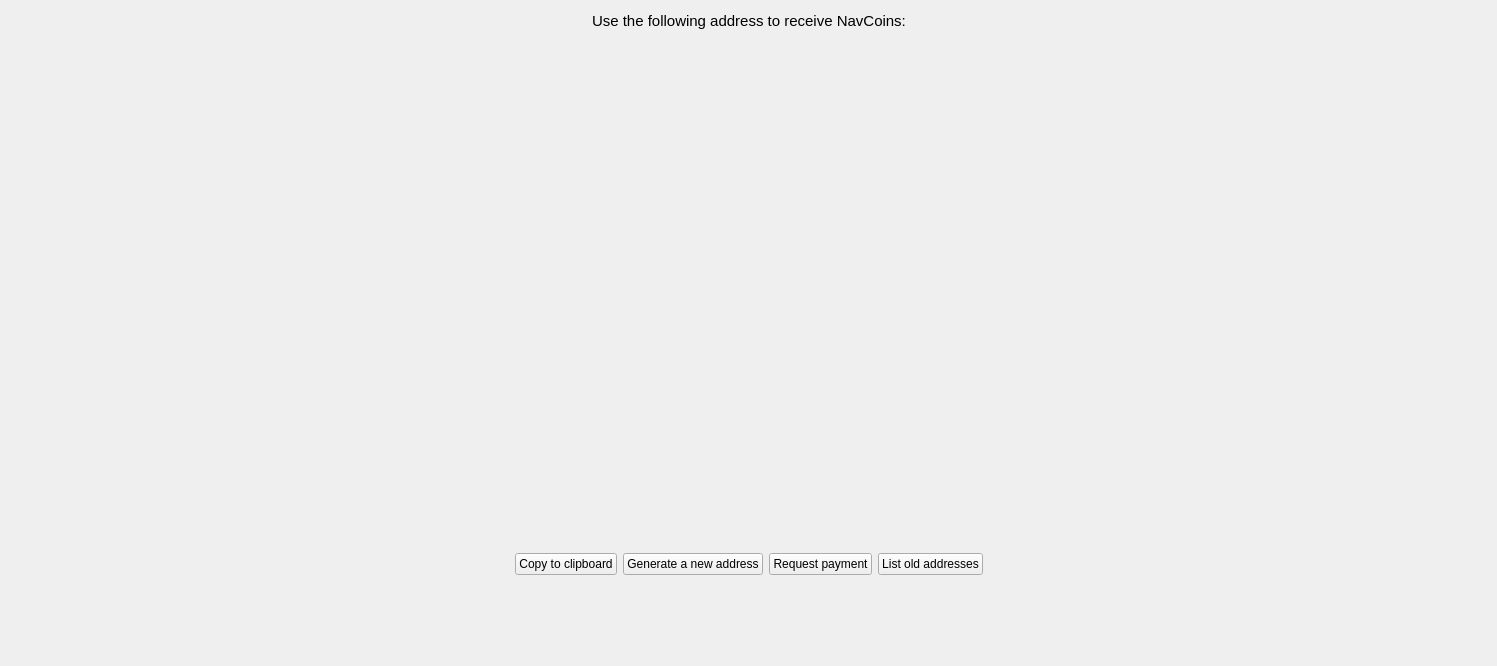
Above: src/qt/getaddresstoreceive.ui from navcoin/navcoin-core before the change. Below: the same form after it.
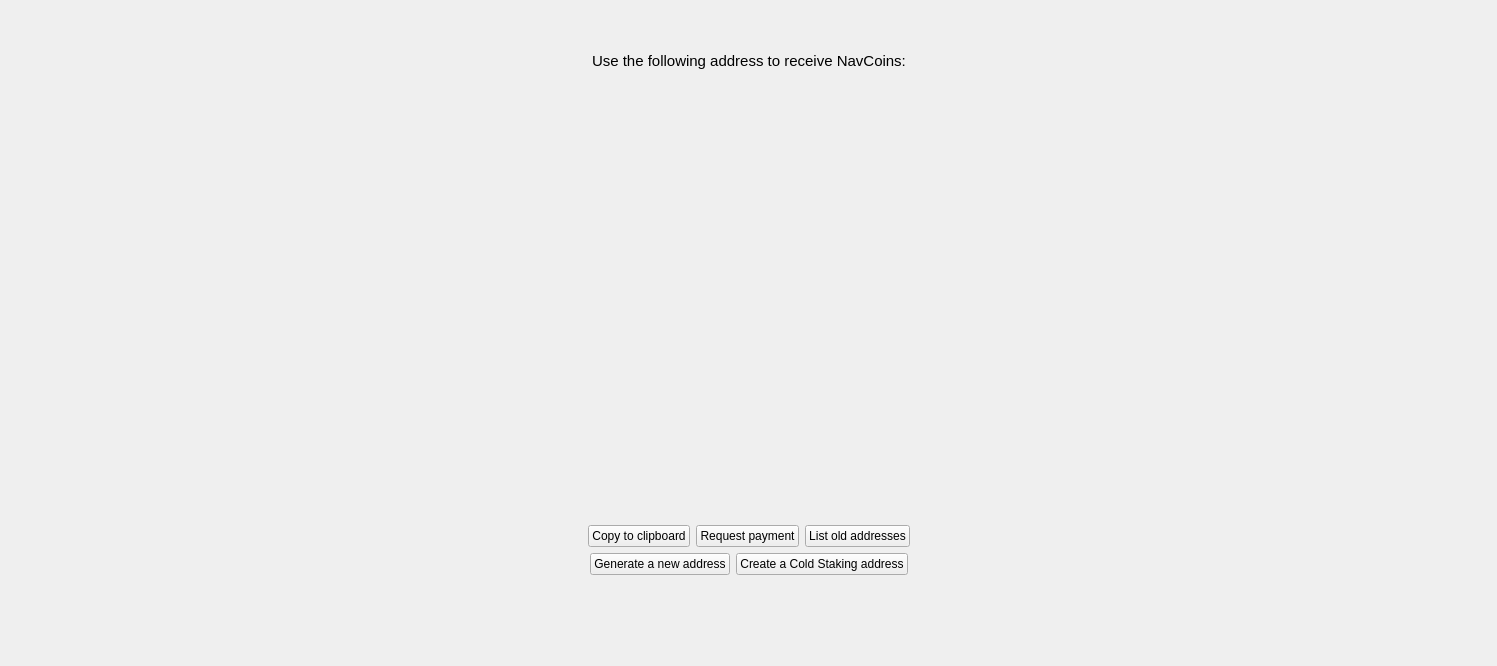
That is the form after the change. Custom widgets are drawn as their Qt base class.

Commit message: gui cold staking wizard

Patch:
```diff
--- a/src/qt/getaddresstoreceive.ui
+++ b/src/qt/getaddresstoreceive.ui
@@ -28,6 +28,22 @@
      <property name="sizeConstraint">
       <enum>QLayout::SetNoConstraint</enum>
      </property>
+     <item>
+      <spacer name="verticalSpacer">
+       <property name="orientation">
+        <enum>Qt::Vertical</enum>
+       </property>
+       <property name="sizeType">
+        <enum>QSizePolicy::Maximum</enum>
+       </property>
+       <property name="sizeHint" stdset="0">
+        <size>
+         <width>20</width>
+         <height>40</height>
+        </size>
+       </property>
+      </spacer>
+     </item>
      <item>
       <layout class="QHBoxLayout" name="horizontalLayout">
        <item>
@@ -70,22 +86,6 @@
        </item>
       </layout>
      </item>
-     <item>
-      <spacer name="verticalSpacer">
-       <property name="orientation">
-        <enum>Qt::Vertical</enum>
-       </property>
-       <property name="sizeType">
-        <enum>QSizePolicy::Maximum</enum>
-       </property>
-       <property name="sizeHint" stdset="0">
-        <size>
-         <width>20</width>
-         <height>40</height>
-        </size>
-       </property>
-      </spacer>
-     </item>
      <item>
       <spacer name="verticalSpacer_2">
        <property name="orientation">
@@ -229,13 +229,6 @@
          </property>
         </widget>
        </item>
-       <item>
-        <widget class="QPushButton" name="newAddressButton">
-         <property name="text">
-          <string>Generate a new address</string>
-         </property>
-        </widget>
-       </item>
        <item>
         <widget class="QPushButton" name="requestPaymentButton">
          <property name="text">
@@ -265,6 +258,50 @@
        </item>
       </layout>
      </item>
+     <item>
+      <layout class="QHBoxLayout" name="horizontalLayout_3">
+       <item>
+        <spacer name="horizontalSpacer_5">
+         <property name="orientation">
+          <enum>Qt::Horizontal</enum>
+         </property>
+         <property name="sizeHint" stdset="0">
+          <size>
+           <width>40</width>
+           <height>20</height>
+          </size>
+         </property>
+        </spacer>
+       </item>
+       <item>
+        <widget class="QPushButton" name="newAddressButton">
+         <property name="text">
+          <string>Generate a new address</string>
+         </property>
+        </widget>
+       </item>
+       <item>
+        <widget class="QPushButton" name="coldStakingButton">
+         <property name="text">
+          <string>Create a Cold Staking address</string>
+         </property>
+        </widget>
+       </item>
+       <item>
+        <spacer name="horizontalSpacer_6">
+         <property name="orientation">
+          <enum>Qt::Horizontal</enum>
+         </property>
+         <property name="sizeHint" stdset="0">
+          <size>
+           <width>40</width>
+           <height>20</height>
+          </size>
+         </property>
+        </spacer>
+       </item>
+      </layout>
+     </item>
      <item>
       <spacer name="verticalSpacer_4">
        <property name="orientation">
```
The commit also changes 6 other files.
